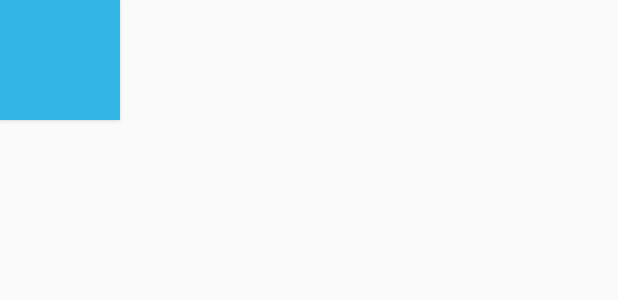
After one commit to khseob0715/MoodLightShare, an Android app: the layout led_matrix.xml on its own in the app's theme, with its tools: preview values and no code run, on a phone screen of 412 x 824 dp. The commit adds this screen. Shown: the top 300 px of the screen. Run offline under Robolectric (Android 15) with nearby library versions, the phone set to English and light mode, and no system bars.

Commit message:
gallery fail

```diff
--- a/app/build.gradle
+++ b/app/build.gradle
@@ -33,6 +33,7 @@ dependencies {
     implementation 'com.shobhitpuri.custombuttons:google-signin:1.0.0'
     implementation 'com.google.firebase:firebase-database:11.8.0'
     implementation 'com.android.support:support-v4:28.0.0'
+    implementation 'com.google.firebase:firebase-storage:11.0.4'
     testImplementation 'junit:junit:4.12'
     androidTestImplementation 'com.android.support.test:runner:1.0.2'
     androidTestImplementation 'com.android.support.test.espresso:espresso-core:3.0.2'
@@ -44,4 +45,5 @@ dependencies {
 
 
 
+
 apply plugin: 'com.google.gms.google-services'
--- a/app/src/main/AndroidManifest.xml
+++ b/app/src/main/AndroidManifest.xml
@@ -1,6 +1,10 @@
 <?xml version="1.0" encoding="utf-8"?>
 <manifest xmlns:android="http://schemas.android.com/apk/res/android"
     package="com.example.vclab.moodlightshare">
+
+    <uses-permission android:name="android.permission.WRITE_EXTERNAL_STORAGE"/>
+    <uses-permission android:name="android.permission.READ_EXTERNAL_STORAGE"/>
+    <uses-permission android:name="android.permission.CAMERA"/>
 
     <application
         android:allowBackup="true"
--- a/app/src/main/java/com/example/vclab/moodlightshare/Dialog/ShareDialog.java
+++ b/app/src/main/java/com/example/vclab/moodlightshare/Dialog/ShareDialog.java
@@ -85,7 +85,7 @@ public class ShareDialog {
 
                 lightModel.ShareDate = f.format(date);
                 lightModel.ShareUserUid = FirebaseAuth.getInstance().getCurrentUser().getUid();
-
+                lightModel.bShare = false;
                 mDatabase.child("recipe").child(ts).setValue(lightModel); // 데이터 쓰기.
 
                 // 커스텀 다이얼로그를 종료한다.
@@ -119,6 +119,7 @@ public class ShareDialog {
 
                 lightModel.ShareDate = f.format(date);
                 lightModel.ShareUserUid = FirebaseAuth.getInstance().getCurrentUser().getUid();
+                lightModel.bShare = true;
 
                 mDatabase.child("recipe").child(ts).setValue(lightModel); // 데이터 쓰기.
                 // FirebaseAuth.getInstance().getCurrentUser().getUid()  userId;
--- a/app/src/main/java/com/example/vclab/moodlightshare/Fragment/FragmentCustomize.java
+++ b/app/src/main/java/com/example/vclab/moodlightshare/Fragment/FragmentCustomize.java
@@ -10,7 +10,6 @@ import android.view.View;
 import android.view.ViewGroup;
 import android.widget.Button;
 import android.widget.ImageView;
-import android.widget.TextView;
 
 import com.example.vclab.moodlightshare.Dialog.ShareDialog;
 import com.example.vclab.moodlightshare.R;
@@ -21,9 +20,13 @@ public class FragmentCustomize extends Fragment {
     public String customize_rgbcolor, customize_hexcolor;
 
     public Button ShareButton;
+
+
     @Override
     public void onCreate(@Nullable Bundle savedInstanceState) {
         super.onCreate(savedInstanceState);
+
+
     }
 
     @Nullable
--- a/app/src/main/java/com/example/vclab/moodlightshare/model/LightModel.java
+++ b/app/src/main/java/com/example/vclab/moodlightshare/model/LightModel.java
@@ -8,16 +8,18 @@ public class LightModel {
     public List<String> SharePixel;
     public String ShareDate;
     public String ShareUserUid;
+    public boolean bShare;
 
 
     public LightModel(){}
 
-    public LightModel(String ShareUserName, String ShareLightDescription, List<String> SharePixel, String ShareDate, String ShareUserUid){
+    public LightModel(String ShareUserName, String ShareLightDescription, List<String> SharePixel, String ShareDate, String ShareUserUid, boolean bShare){
         this.ShareUserName = ShareUserName;
         this.ShareLightDescription = ShareLightDescription;
         this.SharePixel = SharePixel;
         this.ShareDate = ShareDate;
         this.ShareUserUid = ShareUserUid;
+        this.bShare = bShare;
     }
 
 }
--- a/app/src/main/res/layout/fragment_user.xml
+++ b/app/src/main/res/layout/fragment_user.xml
@@ -22,7 +22,8 @@
             android:layout_gravity="center"
             android:orientation="horizontal">
 
-            <de.hdodenhof.circleimageview.CircleImageView xmlns:app="http://schemas.android.com/apk/res-auto"
+            <de.hdodenhof.circleimageview.CircleImageView
+                xmlns:app="http://schemas.android.com/apk/res-auto"
                 android:id="@+id/profile_image"
                 android:layout_width="80dp"
                 android:layout_height="80dp"
--- /dev/null
+++ b/app/src/main/res/layout/led_matrix.xml
@@ -0,0 +1,9 @@
+<?xml version="1.0" encoding="utf-8"?>
+<Button xmlns:android="http://schemas.android.com/apk/res/android"
+    android:id="@+id/button"
+    android:layout_width="80dip"
+    android:layout_height="80dip"
+    android:textSize="10sp"
+    android:background="@android:color/holo_blue_light"
+    android:textColor="@android:color/black"
+    android:textStyle="bold" />
```
Also changed, not shown: app/src/main/java/com/example/vclab/moodlightshare/Fragment/FragmentUser.java (+36 -8 lines), app/src/main/res/layout/fragment_customize.xml (+22 -6 lines).
